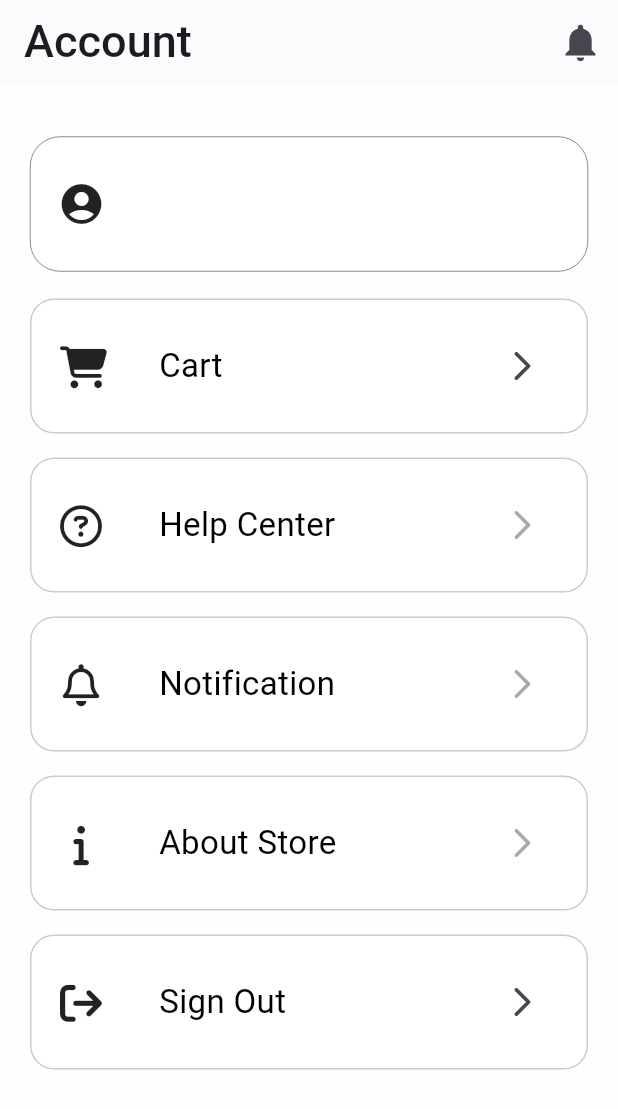
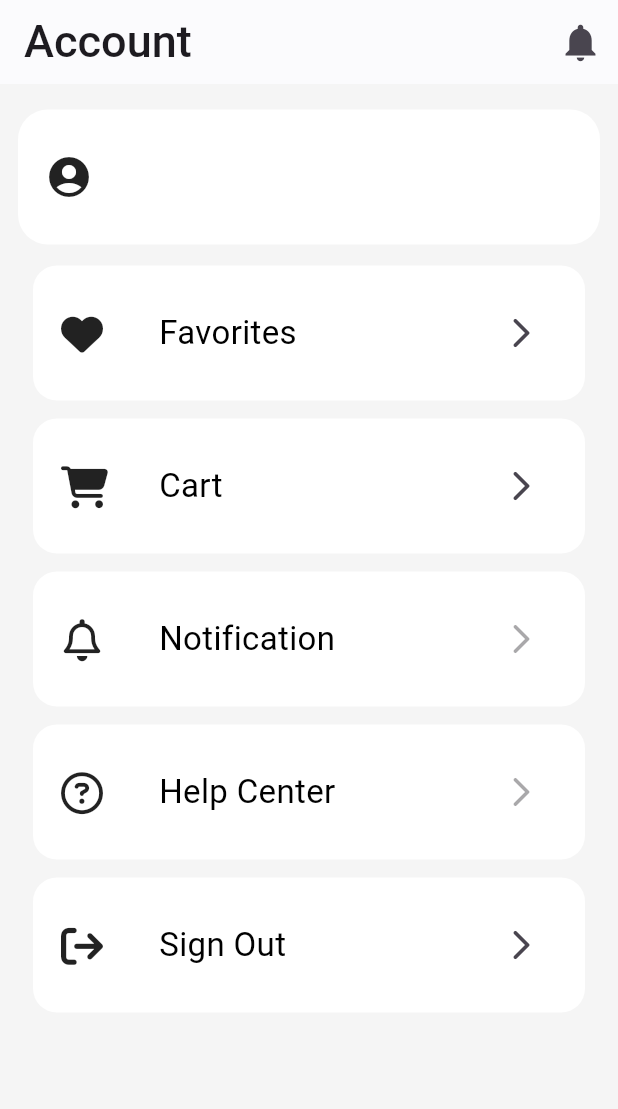
Before and after one commit to osamamorizk/e-shop, a Flutter app: the ProfileView screen opened directly, on a phone screen of 412 x 824 dp. Shown: the top 1109 px of the screen. Run offline on Flutter 3.47's test engine with Material 3 defaults, Android fonts, the phone set to English and light mode, and no system bars; our stand-ins replace bloc, carousel_slider, cloud_firestore, conditional_builder_null_safety, dartz, dio and 10 more; accounts and stored records are empty.

Commit message:
finish profile widget

```diff
--- a/lib/core/Routing/app_router.dart
+++ b/lib/core/Routing/app_router.dart
@@ -8,6 +8,7 @@ import 'package:shop_app/feature/authentication/presentation/views/login_view.da
 import 'package:shop_app/feature/cart/data/repos/cart_repo_impl.dart';
 import 'package:shop_app/feature/cart/presentation/manger/cubit/cart_cubit.dart';
 import 'package:shop_app/feature/cart/presentation/views/cart_view.dart';
+import 'package:shop_app/feature/favorite/presentation/views/favorite_view.dart';
 import 'package:shop_app/feature/home/data/models/product_model.dart';
 import 'package:shop_app/feature/home/presentation/views/product_details_view.dart';
 import 'package:shop_app/feature/onboarding/presentation/views/onboarding_view.dart';
@@ -48,8 +49,12 @@ class AppRouter {
         path: Routes.cartView,
         builder: (context, state) => BlocProvider(
           create: (context) => CartCubit(CartRepoImpl()),
-          child: CartView(),
+          child: const CartView(),
         ),
+      ),
+      GoRoute(
+        path: Routes.favoriteView,
+        builder: (context, state) => const FavoriteView(),
       ),
     ],
   );
--- a/lib/core/Routing/routes.dart
+++ b/lib/core/Routing/routes.dart
@@ -5,4 +5,5 @@ abstract class Routes {
   static String registerView = '/register';
   static String productDetailsView = '/productdetials';
   static String cartView = '/cart';
+  static String favoriteView = '/favorite';
 }
--- a/lib/feature/profile/presentation/views/profile_view.dart
+++ b/lib/feature/profile/presentation/views/profile_view.dart
@@ -7,7 +7,6 @@ class ProfileView extends StatelessWidget {
   @override
   Widget build(BuildContext context) {
     return Scaffold(
-      backgroundColor: Colors.grey.withOpacity(.01),
       appBar: AppBar(
         backgroundColor: Colors.white,
         scrolledUnderElevation: 0,
--- /dev/null
+++ b/lib/feature/profile/presentation/views/widgets/email_widget.dart
@@ -0,0 +1,41 @@
+import 'package:flutter/material.dart';
+
+class EmailWidget extends StatelessWidget {
+  const EmailWidget({
+    super.key,
+    this.state,
+  });
+
+  final state;
+
+  @override
+  Widget build(BuildContext context) {
+    return Container(
+      padding: const EdgeInsets.all(10),
+      height: 90,
+      width: MediaQuery.of(context).size.width,
+      decoration: BoxDecoration(
+        color: Colors.white,
+        borderRadius: BorderRadius.circular(20),
+        // border: Border.all(width: .3),
+      ),
+      child: Center(
+        child: Row(
+          children: [
+            const Padding(
+              padding: EdgeInsets.all(8.0),
+              child: Icon(
+                size: 32,
+                Icons.account_circle,
+              ),
+            ),
+            Text(
+              "  ${state.email}",
+              style: const TextStyle(fontSize: 24, color: Colors.black),
+            ),
+          ],
+        ),
+      ),
+    );
+  }
+}
--- a/lib/feature/profile/presentation/views/widgets/profile_element.dart
+++ b/lib/feature/profile/presentation/views/widgets/profile_element.dart
@@ -14,14 +14,15 @@ class ProfileElement extends StatelessWidget {
   @override
   Widget build(BuildContext context) {
     return Padding(
-      padding: const EdgeInsets.symmetric(vertical: 8),
+      padding: const EdgeInsets.symmetric(vertical: 6),
       child: GestureDetector(
         onTap: onPressed,
         child: Container(
           decoration: BoxDecoration(
-              color: Colors.white,
-              borderRadius: BorderRadius.circular(16),
-              border: Border.all(color: Colors.black.withOpacity(.2))),
+            color: Colors.white,
+            borderRadius: BorderRadius.circular(16),
+            // border: Border.all(color: Colors.black.withOpacity(.2)),
+          ),
           height: 90,
           width: MediaQuery.of(context).size.width,
           child: Center(
--- a/lib/feature/profile/presentation/views/widgets/profile_view_body.dart
+++ b/lib/feature/profile/presentation/views/widgets/profile_view_body.dart
@@ -6,6 +6,7 @@ import 'package:go_router/go_router.dart';
 import 'package:shop_app/core/Routing/routes.dart';
 import 'package:shop_app/core/functions/dialog_fun.dart';
 import 'package:shop_app/feature/profile/presentation/manger/cubit/profile_cubit.dart';
+import 'package:shop_app/feature/profile/presentation/views/widgets/email_widget.dart';
 
 import 'package:shop_app/feature/profile/presentation/views/widgets/profile_element.dart';
 
@@ -16,11 +17,11 @@ class ProfileViewBody extends StatelessWidget {
   Widget build(BuildContext context) {
     BlocProvider.of<ProfileCubit>(context).getProfile();
     return Padding(
-      padding: const EdgeInsets.all(20),
+      padding: const EdgeInsets.all(12),
       child: ListView(
         children: [
           const SizedBox(
-            height: 15,
+            height: 5,
           ),
           BlocBuilder<ProfileCubit, ProfileState>(
             builder: (context, state) {
@@ -33,8 +34,19 @@ class ProfileViewBody extends StatelessWidget {
               }
             },
           ),
+          Padding(
+            padding: const EdgeInsets.symmetric(horizontal: 10),
+            child: Column(
+              children: [
                 const SizedBox(
-            height: 10,
+                  height: 8,
+                ),
+                ProfileElement(
+                  icon: (FontAwesomeIcons.solidHeart),
+                  title: 'Favorites',
+                  onPressed: () {
+                    GoRouter.of(context).push(Routes.favoriteView);
+                  },
                 ),
                 ProfileElement(
                   icon: FontAwesomeIcons.cartShopping,
@@ -44,16 +56,12 @@ class ProfileViewBody extends StatelessWidget {
                   },
                 ),
                 const ProfileElement(
-            title: 'Help Center',
-            icon: FontAwesomeIcons.circleQuestion,
-          ),
-          const ProfileElement(
                   icon: (FontAwesomeIcons.bell),
                   title: 'Notification',
                 ),
                 const ProfileElement(
-            icon: (FontAwesomeIcons.info),
-            title: 'About Store',
+                  title: 'Help Center',
+                  icon: FontAwesomeIcons.circleQuestion,
                 ),
                 BlocConsumer<ProfileCubit, ProfileState>(
                   listener: (context, state) {
@@ -84,45 +92,8 @@ class ProfileViewBody extends StatelessWidget {
                 ),
               ],
             ),
-    );
-  }
-}
-
-class EmailWidget extends StatelessWidget {
-  const EmailWidget({
-    super.key,
-    this.state,
-  });
-
-  final state;
-
-  @override
-  Widget build(BuildContext context) {
-    return Container(
-      padding: const EdgeInsets.all(10),
-      height: 90,
-      width: MediaQuery.of(context).size.width,
-      decoration: BoxDecoration(
-        color: Colors.white,
-        borderRadius: BorderRadius.circular(20),
-        border: Border.all(width: .3),
-      ),
-      child: Center(
-        child: Row(
-          children: [
-            const Padding(
-              padding: EdgeInsets.all(8.0),
-              child: Icon(
-                size: 32,
-                Icons.account_circle,
-              ),
-            ),
-            Text(
-              "  ${state.email}",
-              style: const TextStyle(fontSize: 24, color: Colors.black),
-            ),
+          )
         ],
-        ),
       ),
     );
   }
--- a/lib/main.dart
+++ b/lib/main.dart
@@ -22,6 +22,9 @@ class MarketAPP extends StatelessWidget {
   @override
   Widget build(BuildContext context) {
     return MaterialApp.router(
+      theme: ThemeData(
+        scaffoldBackgroundColor: Colors.grey[100],
+      ),
       routerConfig: AppRouter.router,
       debugShowCheckedModeBanner: false,
     );
```
Lines whose indentation alone changed are shown as unchanged.
